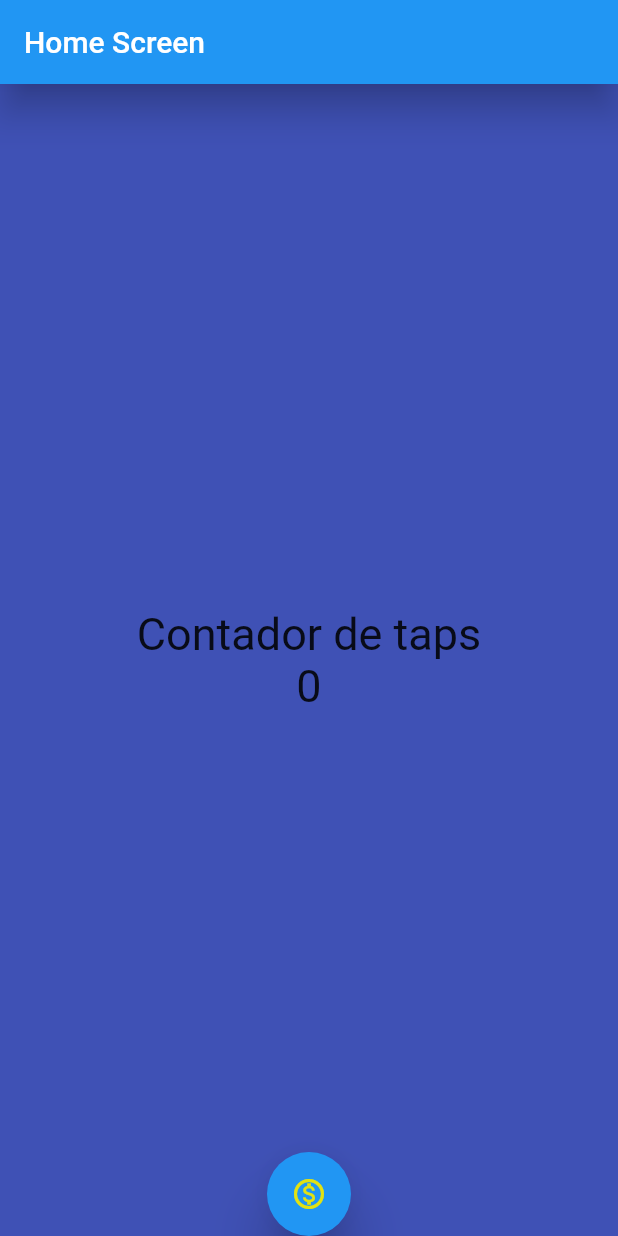
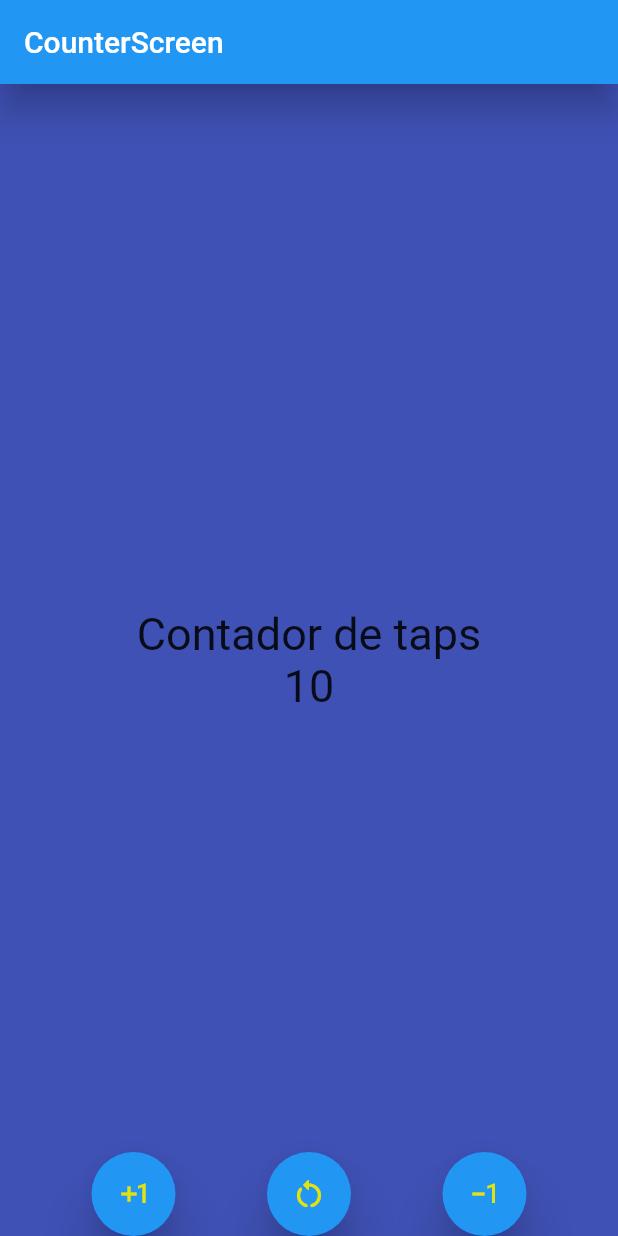
Before and after one commit to JorgeMiguelDelgado/AppFl, a Flutter app: the screen it shows after launch, on a phone screen of 412 x 824 dp. Run offline on Flutter 3.47's test engine with Material 2 defaults, Android fonts, the phone set to English and light mode, and no system bars.

```diff
--- a/lib/main.dart
+++ b/lib/main.dart
@@ -1,6 +1,7 @@
 import 'package:flutter/material.dart';
 
 import 'package:my_app/screens/home_screen.dart';
+import 'package:my_app/screens/counter_screen.dart';
 //material o cupertino
 
 void main() {
@@ -14,7 +15,8 @@ class MyApp extends StatelessWidget {
   Widget build(BuildContext context) {
     return const MaterialApp(
       debugShowCheckedModeBanner: false,
-      home: HomeScreen(),
+      //home: HomeScreen(),
+      home: CounterScreen(),
     );
   }
 }
--- /dev/null
+++ b/lib/screens/counter_screen.dart
@@ -0,0 +1,77 @@
+import 'package:flutter/material.dart';
+
+class CounterScreen extends StatefulWidget {
+  const CounterScreen({Key? key}) : super(key: key);
+
+  @override
+  State<CounterScreen> createState() => _CounterScreenState();
+}
+
+class _CounterScreenState extends State<CounterScreen> {
+  int counter = 10;
+  @override
+  Widget build(BuildContext context) {
+    const fontSize30 = TextStyle(fontSize: 30);
+
+    return Scaffold(
+      appBar: AppBar(
+        title: const Text(
+          'CounterScreen',
+        ),
+        elevation: 10,
+      ),
+      backgroundColor: Colors.indigo,
+      body: Center(
+        child: Column(
+          mainAxisAlignment: MainAxisAlignment.center,
+          children: <Widget>[
+            const Text(
+              'Contador de taps',
+              style: fontSize30,
+            ),
+            Text(
+              '$counter',
+              style: fontSize30,
+            ),
+          ],
+        ),
+      ),
+      floatingActionButtonLocation: FloatingActionButtonLocation.centerDocked,
+      floatingActionButton: Row(
+        mainAxisAlignment: MainAxisAlignment.spaceEvenly,
+        children: [
+          FloatingActionButton(
+              elevation: 15,
+              child: const Icon(
+                Icons.exposure_plus_1_outlined,
+                color: Color.fromARGB(255, 226, 226, 17),
+              ),
+              onPressed: () {
+                counter++;
+                setState(() {});
+              }),
+          FloatingActionButton(
+              elevation: 15,
+              child: const Icon(
+                Icons.restart_alt_rounded,
+                color: Color.fromARGB(255, 226, 226, 17),
+              ),
+              onPressed: () {
+                counter = 0;
+                setState(() {});
+              }),
+          FloatingActionButton(
+              elevation: 15,
+              child: const Icon(
+                Icons.exposure_minus_1_outlined,
+                color: Color.fromARGB(255, 226, 226, 17),
+              ),
+              onPressed: () {
+                counter--;
+                setState(() {});
+              }),
+        ],
+      ),
+    );
+  }
+}
```
Also changed, not shown: lib/screens/home_screen.dart (+13 -10 lines).
